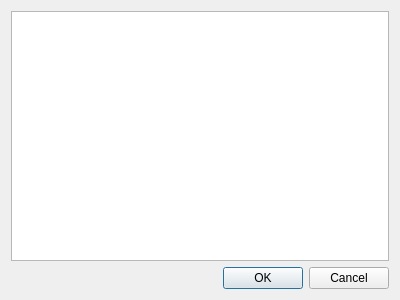
This is gui/src/dialogs/dialogcreation.ui in sqglobe/SecureDialogues as Qt 5 draws it before an edit. The edited form follows.
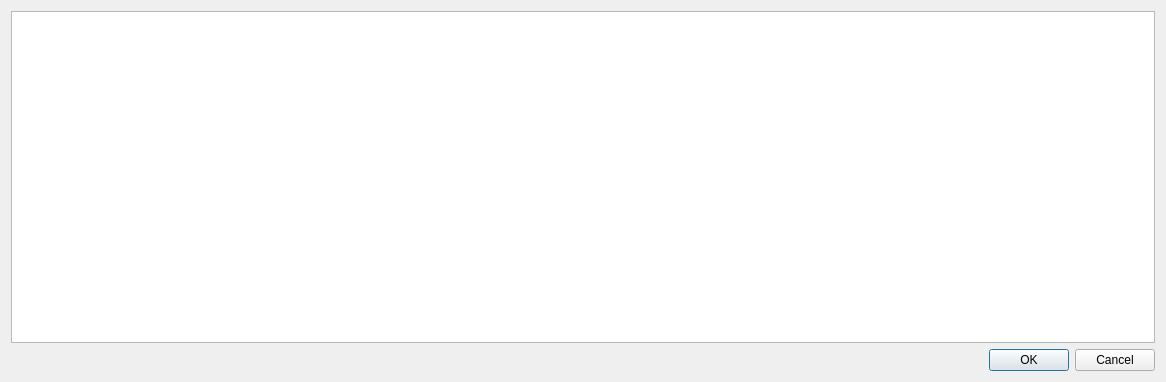
This is the edited form. Icons and pictures are not drawn.

What changed in the file:
```diff
--- a/gui/src/dialogs/dialogcreation.ui
+++ b/gui/src/dialogs/dialogcreation.ui
@@ -9,8 +9,8 @@
    <rect>
     <x>0</x>
     <y>0</y>
-    <width>400</width>
-    <height>300</height>
+    <width>1166</width>
+    <height>382</height>
    </rect>
   </property>
   <property name="windowTitle">
```
